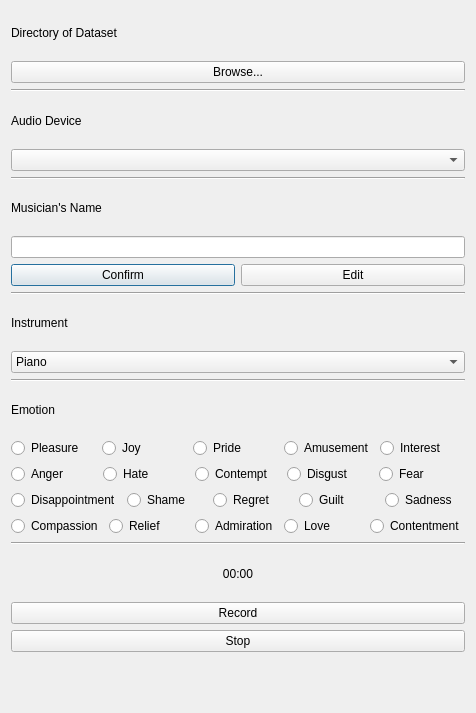
Qt form app.ui (yilin-zhang/EmoRecorder) before a commit.
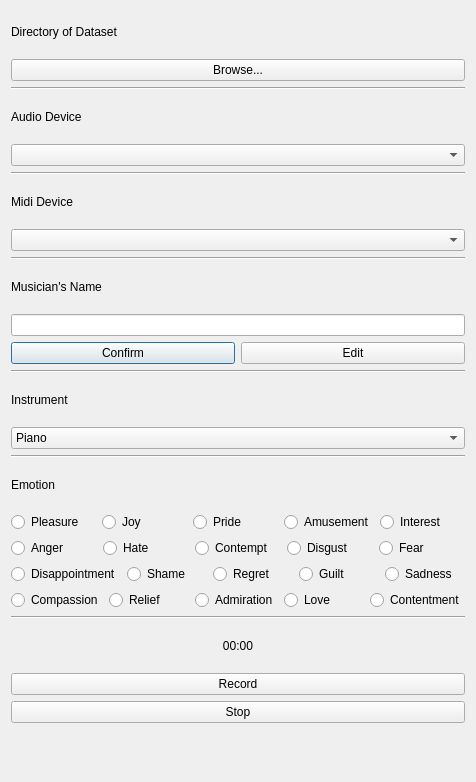
The same form after that commit.

Commit message: incorporate midi device into the interface

The edit to the form file:
```diff
--- a/app.ui
+++ b/app.ui
@@ -7,14 +7,14 @@
     <x>0</x>
     <y>0</y>
     <width>476</width>
-    <height>713</height>
+    <height>782</height>
    </rect>
   </property>
   <property name="windowTitle">
    <string>Emotional Music Recorder</string>
   </property>
   <layout class="QGridLayout" name="gridLayout">
-   <item row="17" column="0">
+   <item row="21" column="0">
     <layout class="QHBoxLayout" name="horizontalLayout_4">
      <item>
       <widget class="QRadioButton" name="radioButtonEmotion6">
@@ -53,7 +53,7 @@
      </item>
     </layout>
    </item>
-   <item row="14" column="0">
+   <item row="18" column="0">
     <layout class="QHBoxLayout" name="horizontalLayout_2">
      <item>
       <widget class="QRadioButton" name="radioButtonEmotion1">
@@ -92,7 +92,7 @@
      </item>
     </layout>
    </item>
-   <item row="18" column="0">
+   <item row="22" column="0">
     <layout class="QHBoxLayout" name="horizontalLayout_5">
      <item>
       <widget class="QRadioButton" name="radioButtonEmotion11">
@@ -131,7 +131,7 @@
      </item>
     </layout>
    </item>
-   <item row="11" column="0">
+   <item row="15" column="0">
     <widget class="QComboBox" name="instrumentBox">
      <item>
       <property name="text">
@@ -163,7 +163,7 @@
    <item row="4" column="0">
     <widget class="QComboBox" name="deviceBox"/>
    </item>
-   <item row="9" column="0">
+   <item row="13" column="0">
     <widget class="Line" name="line_3">
      <property name="orientation">
       <enum>Qt::Horizontal</enum>
@@ -177,10 +177,10 @@
      </property>
     </widget>
    </item>
-   <item row="7" column="0">
+   <item row="11" column="0">
     <widget class="QLineEdit" name="nameEdit"/>
    </item>
-   <item row="8" column="0">
+   <item row="12" column="0">
     <layout class="QHBoxLayout" name="horizontalLayout">
      <item>
       <widget class="QPushButton" name="confirmButton">
@@ -208,14 +208,14 @@
      </property>
     </widget>
    </item>
-   <item row="12" column="0">
+   <item row="16" column="0">
     <widget class="Line" name="line_4">
      <property name="orientation">
       <enum>Qt::Horizontal</enum>
      </property>
     </widget>
    </item>
-   <item row="13" column="0">
+   <item row="17" column="0">
     <widget class="QLabel" name="deviceChoices_4">
      <property name="text">
       <string>Emotion</string>
@@ -235,7 +235,7 @@
      </property>
     </widget>
    </item>
-   <item row="10" column="0">
+   <item row="14" column="0">
     <widget class="QLabel" name="deviceChoices_3">
      <property name="text">
       <string>Instrument</string>
@@ -252,7 +252,7 @@
      </property>
     </widget>
    </item>
-   <item row="24" column="0">
+   <item row="28" column="0">
     <widget class="QLabel" name="timeLabel">
      <property name="text">
       <string>00:00</string>
@@ -262,7 +262,7 @@
      </property>
     </widget>
    </item>
-   <item row="23" column="0">
+   <item row="27" column="0">
     <widget class="Line" name="line_5">
      <property name="orientation">
       <enum>Qt::Horizontal</enum>
@@ -276,7 +276,7 @@
      </property>
     </widget>
    </item>
-   <item row="27" column="0">
+   <item row="31" column="0">
     <widget class="QLabel" name="promptLabel">
      <property name="text">
       <string/>
@@ -286,21 +286,21 @@
      </property>
     </widget>
    </item>
-   <item row="25" column="0">
+   <item row="29" column="0">
     <widget class="QPushButton" name="recordButton">
      <property name="text">
       <string>Record</string>
      </property>
     </widget>
    </item>
-   <item row="26" column="0">
+   <item row="30" column="0">
     <widget class="QPushButton" name="stopButton">
      <property name="text">
       <string>Stop</string>
      </property>
     </widget>
    </item>
-   <item row="6" column="0">
+   <item row="10" column="0">
     <widget class="QLabel" name="deviceChoices_2">
      <property name="text">
       <string>Musician's Name</string>
@@ -310,7 +310,7 @@
      </property>
     </widget>
    </item>
-   <item row="19" column="0">
+   <item row="23" column="0">
     <layout class="QHBoxLayout" name="horizontalLayout_6">
      <item>
       <widget class="QRadioButton" name="radioButtonEmotion16">
@@ -349,6 +349,26 @@
      </item>
     </layout>
    </item>
+   <item row="7" column="0">
+    <widget class="QComboBox" name="midiDeviceBox"/>
+   </item>
+   <item row="8" column="0">
+    <widget class="Line" name="line_6">
+     <property name="orientation">
+      <enum>Qt::Horizontal</enum>
+     </property>
+    </widget>
+   </item>
+   <item row="6" column="0">
+    <widget class="QLabel" name="MidiDeviceChoices">
+     <property name="text">
+      <string>Midi Device</string>
+     </property>
+     <property name="wordWrap">
+      <bool>true</bool>
+     </property>
+    </widget>
+   </item>
   </layout>
  </widget>
  <resources/>
```
Left out of the diff: 4 changed lines with no effect on the pictures. The commit also changes 4 other files.
